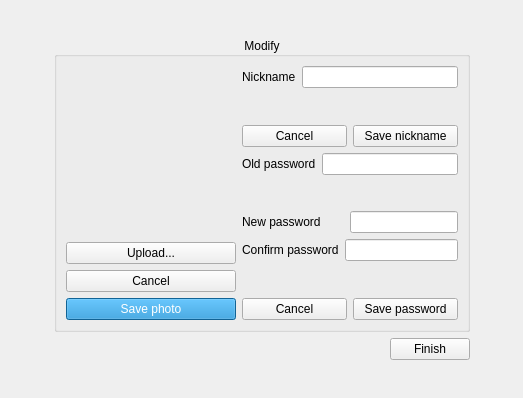
Before: the Qt Designer form Client/modify.ui in PolitoTeam/Scriba, drawn with Qt 5.
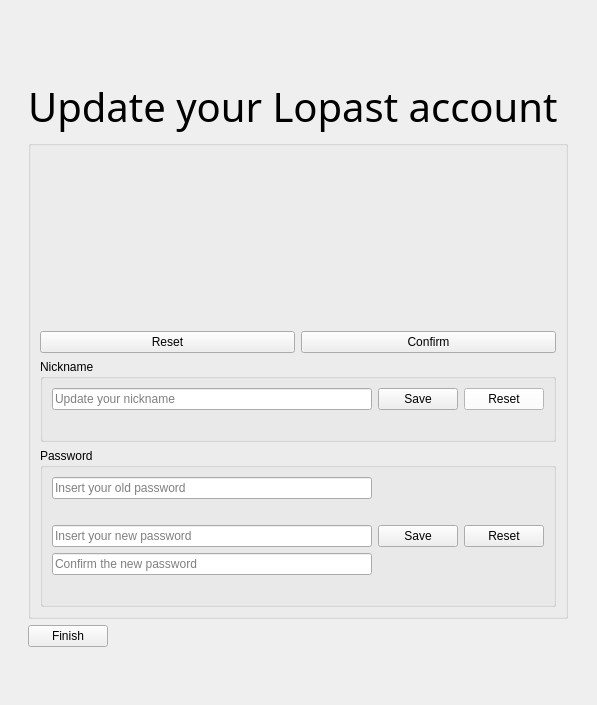
After: the same form once the commit is applied. Icons and pictures are not drawn. Custom widgets are drawn as their Qt base class.

Patch:
```diff
--- a/Client/modify.ui
+++ b/Client/modify.ui
@@ -6,8 +6,8 @@
    <rect>
     <x>0</x>
     <y>0</y>
-    <width>523</width>
-    <height>398</height>
+    <width>597</width>
+    <height>705</height>
    </rect>
   </property>
   <property name="windowTitle">
@@ -16,33 +16,7 @@
   <layout class="QGridLayout" name="gridLayout_2">
    <item row="0" column="0">
     <layout class="QGridLayout" name="gridLayout">
-     <item row="1" column="3">
-      <spacer name="horizontalSpacer_2">
-       <property name="orientation">
-        <enum>Qt::Horizontal</enum>
-       </property>
-       <property name="sizeHint" stdset="0">
-        <size>
-         <width>40</width>
-         <height>20</height>
-        </size>
-       </property>
-      </spacer>
-     </item>
      <item row="3" column="1" colspan="2">
-      <spacer name="verticalSpacer_3">
-       <property name="orientation">
-        <enum>Qt::Vertical</enum>
-       </property>
-       <property name="sizeHint" stdset="0">
-        <size>
-         <width>20</width>
-         <height>40</height>
-        </size>
-       </property>
-      </spacer>
-     </item>
-     <item row="1" column="1" colspan="2">
       <widget class="QGroupBox" name="groupBox">
        <property name="sizePolicy">
         <sizepolicy hsizetype="Expanding" vsizetype="Expanding">
@@ -51,19 +25,19 @@
         </sizepolicy>
        </property>
        <property name="title">
-        <string>Modify</string>
+        <string/>
        </property>
        <property name="alignment">
         <set>Qt::AlignCenter</set>
        </property>
-       <layout class="QHBoxLayout" name="horizontalLayout">
+       <layout class="QVBoxLayout" name="verticalLayout">
         <item>
          <layout class="QVBoxLayout" name="verticalLayout_4">
           <property name="sizeConstraint">
            <enum>QLayout::SetDefaultConstraint</enum>
           </property>
-          <item>
-           <widget class="QLabel" name="profile_image">
+          <item alignment="Qt::AlignHCenter">
+           <widget class="ClickableLabel" name="profile_image">
             <property name="minimumSize">
              <size>
               <width>170</width>
@@ -85,44 +59,36 @@
            </widget>
           </item>
           <item>
-           <widget class="QPushButton" name="pushButtonUpload">
-            <property name="text">
-             <string>Upload...</string>
-            </property>
-           </widget>
-          </item>
+           <layout class="QHBoxLayout" name="horizontalLayout">
           <item>
-           <widget class="QPushButton" name="pushButtonResetPhoto">
+             <widget class="QPushButton" name="t_pushButtonResetPhoto">
             <property name="text">
-             <string>Cancel</string>
+               <string>Reset</string>
             </property>
            </widget>
           </item>
           <item>
            <widget class="QPushButton" name="pushButtonSavephoto">
             <property name="styleSheet">
-             <string notr="true">color: rgb(255, 255, 255);
-border-color: rgb(33, 190, 43);
-background-color: rgb(24, 139, 208);</string>
+               <string notr="true"/>
             </property>
             <property name="text">
-             <string>Save photo</string>
+               <string>Confirm</string>
             </property>
            </widget>
           </item>
          </layout>
         </item>
+         </layout>
+        </item>
         <item>
-         <layout class="QVBoxLayout" name="verticalLayout_2">
-          <item>
-           <layout class="QHBoxLayout" name="horizontalLayout_9">
-            <item>
-             <widget class="QLabel" name="labelNickname">
-              <property name="text">
+         <widget class="QGroupBox" name="Nickname">
+          <property name="title">
                <string>Nickname</string>
               </property>
-             </widget>
-            </item>
+          <layout class="QVBoxLayout" name="verticalLayout_3">
+           <item>
+            <layout class="QHBoxLayout" name="horizontalLayout_3">
             <item>
              <widget class="QLineEdit" name="lineEditNickname">
               <property name="styleSheet">
@@ -131,27 +97,33 @@
               <property name="echoMode">
                <enum>QLineEdit::Normal</enum>
               </property>
-             </widget>
-            </item>
-           </layout>
-          </item>
+               <property name="placeholderText">
+                <string>Update your nickname</string>
+               </property>
+              </widget>
+             </item>
           <item>
-           <widget class="QLabel" name="labelInfoNick">
+              <widget class="QPushButton" name="pushSaveNickname">
+               <property name="font">
+                <font>
+                 <family>Ubuntu</family>
+                </font>
+               </property>
             <property name="styleSheet">
-             <string notr="true">color:red;
-font-style:italic;</string>
+                <string notr="true"/>
             </property>
             <property name="text">
-             <string/>
+                <string>Save</string>
             </property>
            </widget>
           </item>
           <item>
-           <layout class="QHBoxLayout" name="horizontalLayout_3">
-            <item>
-             <widget class="QPushButton" name="pushButtonResetNickname">
+              <widget class="QPushButton" name="t_pushButtonResetNickname">
+               <property name="styleSheet">
+                <string notr="true">background-color: rgb(255, 255, 255);</string>
+               </property>
               <property name="text">
-               <string>Cancel</string>
+                <string>Reset</string>
               </property>
               <property name="autoDefault">
                <bool>true</bool>
@@ -161,32 +133,35 @@
               </property>
              </widget>
             </item>
+            </layout>
+           </item>
             <item>
-             <widget class="QPushButton" name="pushSaveNickname">
-              <property name="font">
-               <font>
-                <family>Ubuntu</family>
-               </font>
-              </property>
+            <widget class="QLabel" name="labelInfoNick">
               <property name="styleSheet">
-               <string notr="true"/>
+              <string notr="true">color:red;
+font-style:italic;</string>
               </property>
               <property name="text">
-               <string>Save nickname</string>
+              <string/>
               </property>
              </widget>
             </item>
            </layout>
-          </item>
-          <item>
-           <layout class="QHBoxLayout" name="horizontalLayout_10">
-            <item>
-             <widget class="QLabel" name="labelOldPass">
-              <property name="text">
-               <string>Old password</string>
-              </property>
-             </widget>
-            </item>
+         </widget>
+        </item>
+        <item>
+         <widget class="QGroupBox" name="password">
+          <property name="title">
+           <string>Password</string>
+          </property>
+          <layout class="QVBoxLayout" name="verticalLayout_6">
+           <item>
+            <layout class="QHBoxLayout" name="passwords">
+             <item>
+              <layout class="QVBoxLayout" name="newpassword"/>
+             </item>
+             <item>
+              <layout class="QVBoxLayout" name="oldpassword">
             <item>
              <widget class="QLineEdit" name="lineEditOldPass">
               <property name="styleSheet">
@@ -198,23 +173,19 @@
               <property name="echoMode">
                <enum>QLineEdit::Password</enum>
               </property>
-             </widget>
-            </item>
-           </layout>
-          </item>
+                 <property name="placeholderText">
+                  <string>Insert your old password</string>
+                 </property>
+                </widget>
+               </item>
           <item>
-           <widget class="QLabel" name="labelInfoOldPassword">
+                <widget class="QLabel" name="labelInfoPass">
+                 <property name="styleSheet">
+                  <string notr="true">color:red;
+font-style:italic;</string>
+                 </property>
             <property name="text">
              <string/>
-            </property>
-           </widget>
-          </item>
-          <item>
-           <layout class="QHBoxLayout" name="horizontalLayout_8">
-            <item>
-             <widget class="QLabel" name="labelNewPass">
-              <property name="text">
-               <string>New password       </string>
               </property>
              </widget>
             </item>
@@ -223,16 +194,8 @@
               <property name="echoMode">
                <enum>QLineEdit::Password</enum>
               </property>
-             </widget>
-            </item>
-           </layout>
-          </item>
-          <item>
-           <layout class="QHBoxLayout" name="horizontalLayout_11">
-            <item>
-             <widget class="QLabel" name="labelConfirmPass">
-              <property name="text">
-               <string>Confirm password</string>
+                 <property name="placeholderText">
+                  <string>Insert your new password</string>
               </property>
              </widget>
             </item>
@@ -241,40 +204,39 @@
               <property name="echoMode">
                <enum>QLineEdit::Password</enum>
               </property>
-             </widget>
-            </item>
-           </layout>
-          </item>
+                 <property name="placeholderText">
+                  <string>Confirm the new password</string>
+                 </property>
+                </widget>
+               </item>
           <item>
-           <widget class="QLabel" name="labelInfoPass">
-            <property name="styleSheet">
-             <string notr="true">color:red;
-font-style:italic;</string>
-            </property>
+                <widget class="QLabel" name="labelInfoOldPassword">
             <property name="text">
              <string/>
             </property>
            </widget>
           </item>
-          <item>
-           <layout class="QHBoxLayout" name="horizontalLayout_4">
-            <item>
-             <widget class="QPushButton" name="pushButtonCancel">
-              <property name="text">
-               <string>Cancel</string>
-              </property>
-             </widget>
-            </item>
+              </layout>
+             </item>
+             <item>
+              <layout class="QHBoxLayout" name="horizontalLayout_2">
             <item>
              <widget class="QPushButton" name="pushButtonSavePassword">
               <property name="styleSheet">
                <string notr="true"/>
               </property>
               <property name="text">
-               <string>Save password</string>
+                  <string>Save</string>
               </property>
              </widget>
             </item>
+               <item>
+                <widget class="QPushButton" name="t_pushButtonCancel">
+                 <property name="text">
+                  <string>Reset</string>
+                 </property>
+                </widget>
+               </item>
            </layout>
           </item>
          </layout>
@@ -282,7 +244,10 @@
        </layout>
       </widget>
      </item>
-     <item row="1" column="0">
+       </layout>
+      </widget>
+     </item>
+     <item row="3" column="0">
       <spacer name="horizontalSpacer">
        <property name="orientation">
         <enum>Qt::Horizontal</enum>
@@ -308,14 +273,75 @@
        </property>
       </spacer>
      </item>
-     <item row="2" column="2">
-      <widget class="QPushButton" name="pushButtonFinish">
+     <item row="2" column="1" colspan="2">
+      <widget class="QLabel" name="label_2">
+       <property name="font">
+        <font>
+         <family>CMU Sans Serif</family>
+         <pointsize>30</pointsize>
+        </font>
+       </property>
+       <property name="text">
+        <string>Update your Lopast account </string>
+       </property>
+       <property name="alignment">
+        <set>Qt::AlignCenter</set>
+       </property>
+      </widget>
+     </item>
+     <item row="3" column="3">
+      <spacer name="horizontalSpacer_2">
+       <property name="orientation">
+        <enum>Qt::Horizontal</enum>
+       </property>
+       <property name="sizeHint" stdset="0">
+        <size>
+         <width>40</width>
+         <height>20</height>
+        </size>
+       </property>
+      </spacer>
+     </item>
+     <item row="5" column="1" colspan="2">
+      <spacer name="verticalSpacer_3">
+       <property name="orientation">
+        <enum>Qt::Vertical</enum>
+       </property>
+       <property name="sizeHint" stdset="0">
+        <size>
+         <width>20</width>
+         <height>40</height>
+        </size>
+       </property>
+      </spacer>
+     </item>
+     <item row="1" column="1" colspan="2" alignment="Qt::AlignHCenter">
+      <widget class="QLabel" name="label">
+       <property name="maximumSize">
+        <size>
+         <width>100</width>
+         <height>30</height>
+        </size>
+       </property>
+       <property name="text">
+        <string/>
+       </property>
+       <property name="pixmap">
+        <pixmap resource="client.qrc">:/images/google_logo.jpg</pixmap>
+       </property>
+       <property name="scaledContents">
+        <bool>true</bool>
+       </property>
+      </widget>
+     </item>
+     <item row="4" column="1">
+      <widget class="QPushButton" name="t_pushButtonFinish">
        <property name="text">
         <string>Finish</string>
        </property>
       </widget>
      </item>
-     <item row="2" column="1">
+     <item row="4" column="2">
       <spacer name="horizontalSpacer_3">
        <property name="orientation">
         <enum>Qt::Horizontal</enum>
@@ -332,6 +358,15 @@
    </item>
   </layout>
  </widget>
- <resources/>
+ <customwidgets>
+  <customwidget>
+   <class>ClickableLabel</class>
+   <extends>QLabel</extends>
+   <header>clickablelabel.h</header>
+  </customwidget>
+ </customwidgets>
+ <resources>
+  <include location="client.qrc"/>
+ </resources>
  <connections/>
 </ui>
```
Lines whose indentation alone changed are shown as unchanged.
